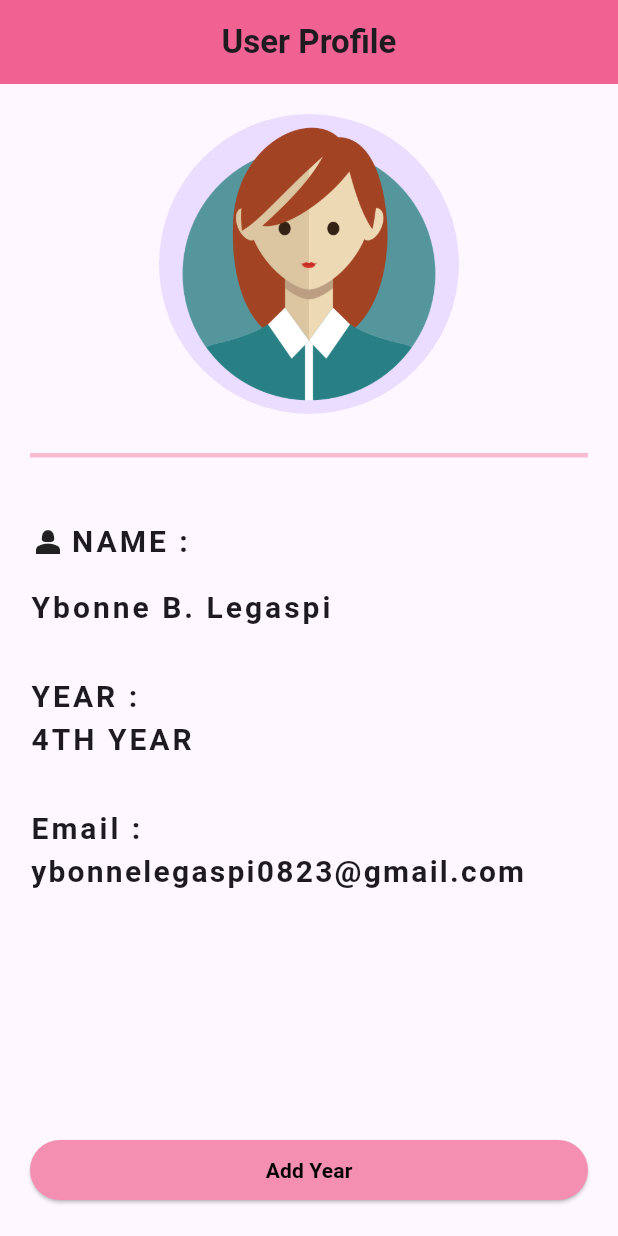
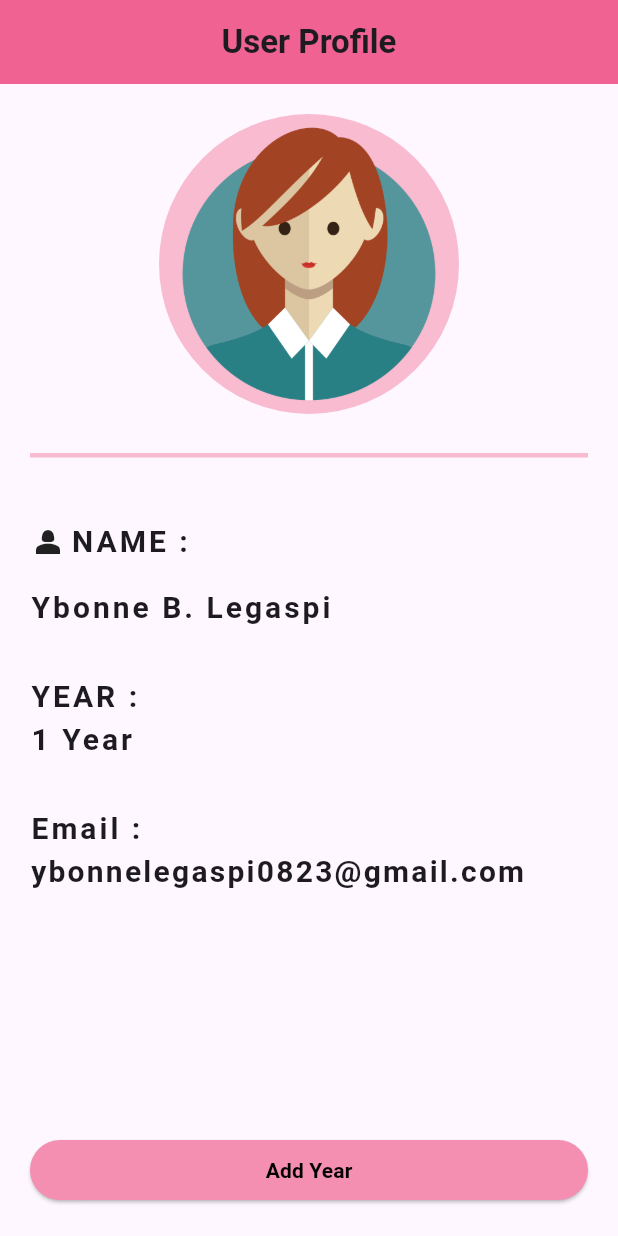
Before and after one commit to Ybonne05/creamline, a Flutter app: the screen it shows after launch, after a tap on "Add Year", on a phone screen of 412 x 824 dp. Run offline on Flutter 3.47's test engine with Material 3 defaults, Android fonts, the phone set to English and light mode, and no system bars.

Commit message:
user profile

```diff
--- a/lib/Home.dart
+++ b/lib/Home.dart
@@ -1,7 +1,14 @@
 import 'package:flutter/material.dart';
 
-class Home extends StatelessWidget {
+class Home extends StatefulWidget {
   const Home({super.key});
+
+  @override
+  State<Home> createState() => _HomeState();
+}
+
+class _HomeState extends State<Home> {
+  int year = 0;
 
   @override
   Widget build(BuildContext context) {
@@ -25,7 +32,8 @@ class Home extends StatelessWidget {
               children: <Widget>[
                 Center(
                   child: CircleAvatar(
-                    child: Image.asset('assets/female.png'),
+                    backgroundImage: AssetImage('assets/female.png'),
+                    backgroundColor: Colors.pink[100],
                     radius: 100.0,
                   ),
                 ),
@@ -67,7 +75,7 @@ class Home extends StatelessWidget {
                   ),
                 ),
                 Text(
-                  '4TH YEAR',
+                  '$year Year',
                   style: TextStyle(
                     fontSize: 20.0,
                     fontWeight: FontWeight.bold,
@@ -97,7 +105,11 @@ class Home extends StatelessWidget {
               crossAxisAlignment: CrossAxisAlignment.stretch,
               children: [
                 ElevatedButton(
-                  onPressed: (){},
+                  onPressed: (){
+                    setState(() {
+                      year += 1;
+                    });
+                  },
                   child: Text('Add Year',
                     style: TextStyle(
                     color: Colors.black,
```
